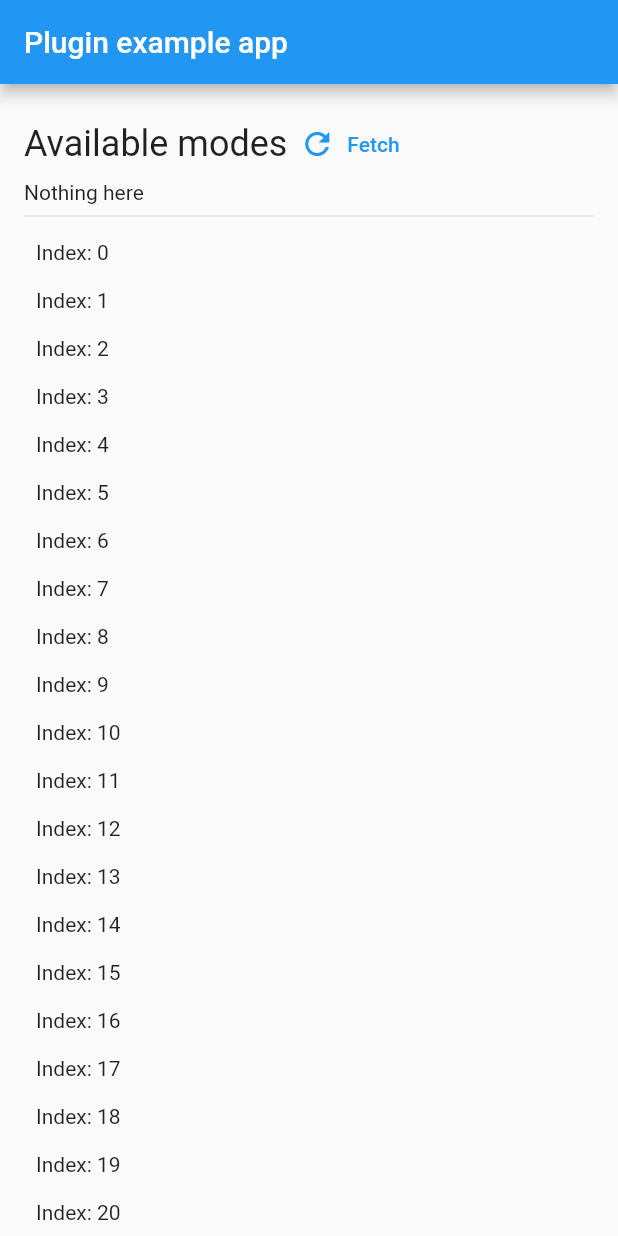
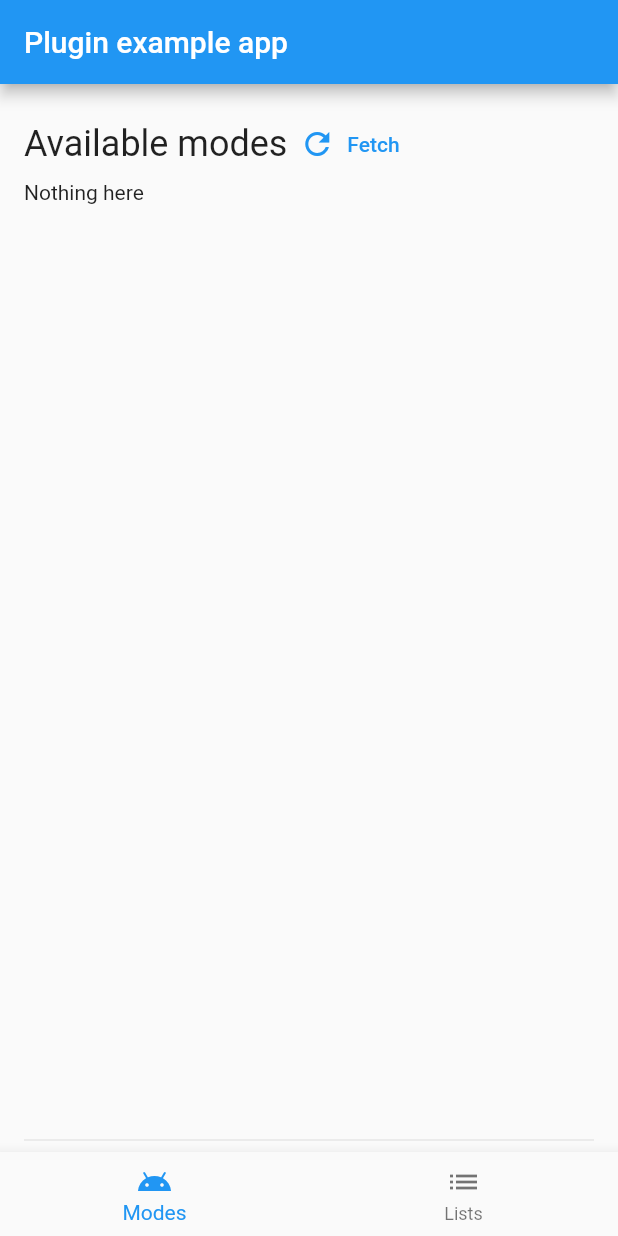
Before and after one commit to ajinasokan/flutter_displaymode, a Flutter app: the screen it shows after launch, on a phone screen of 412 x 824 dp. Run offline on Flutter 3.47's test engine with Material 2 defaults, Android fonts, the phone set to English and light mode, and no system bars.

Commit message:
refactor: Split out modes and lists in example

```diff
--- a/example/lib/main.dart
+++ b/example/lib/main.dart
@@ -1,4 +1,5 @@
 import 'package:flutter/material.dart';
+import 'package:flutter/scheduler.dart';
 import 'package:flutter/services.dart';
 import 'package:flutter_displaymode/flutter_displaymode.dart';
 
@@ -13,6 +14,20 @@ class _MyAppState extends State<MyApp> {
   List<DisplayMode> modes = <DisplayMode>[];
   DisplayMode? active;
   DisplayMode? preferred;
+
+  final ValueNotifier<int> page = ValueNotifier<int>(0);
+  late final PageController controller = PageController()
+    ..addListener(() {
+      page.value = controller.page!.round();
+    });
+
+  @override
+  void initState() {
+    super.initState();
+    SchedulerBinding.instance!.addPostFrameCallback((_) {
+      fetchAll();
+    });
+  }
 
   Future<void> fetchAll() async {
     try {
@@ -52,11 +67,14 @@ class _MyAppState extends State<MyApp> {
         appBar: AppBar(title: const Text('Plugin example app')),
         body: Padding(
           padding: const EdgeInsets.only(top: 16, left: 16, right: 16),
-          child: Column(
+          child: PageView(
+            controller: controller,
+            children: <Widget>[
+              Column(
                 crossAxisAlignment: CrossAxisAlignment.start,
                 children: <Widget>[
                   Row(
-                children: [
+                    children: <Widget>[
                       Text(
                         'Available modes',
                         style: Theme.of(context).textTheme.headline5,
@@ -71,16 +89,22 @@ class _MyAppState extends State<MyApp> {
                     ],
                   ),
                   if (modes.isEmpty) const Text('Nothing here'),
-              for (DisplayMode mode in modes)
-                Row(
-                  children: [
+                  Expanded(
+                    child: ListView.builder(
+                      itemCount: modes.length,
+                      itemBuilder: (_, int i) {
+                        final DisplayMode mode = modes[i];
+                        return Row(
+                          children: <Widget>[
                             Radio<DisplayMode>(
                               value: mode,
                               groupValue: preferred,
                               onChanged: (DisplayMode? newMode) async {
-                        await FlutterDisplayMode.setPreferredMode(newMode!);
+                                await FlutterDisplayMode.setPreferredMode(
+                                    newMode!);
                                 await Future<dynamic>.delayed(
-                            const Duration(milliseconds: 100));
+                                  const Duration(milliseconds: 100),
+                                );
                                 await fetchAll();
                                 setState(() {});
                               },
@@ -91,7 +115,11 @@ class _MyAppState extends State<MyApp> {
                               Text(mode.toString()),
                             if (mode == active) const Text(' [ACTIVE]'),
                           ],
+                        );
+                      },
                     ),
+                  ),
+                  if (modes.isNotEmpty) const Divider(),
                   if (modes.isNotEmpty)
                     Row(
                       children: <Widget>[
@@ -99,7 +127,8 @@ class _MyAppState extends State<MyApp> {
                           onPressed: () async {
                             await FlutterDisplayMode.setHighRefreshRate();
                             await Future<dynamic>.delayed(
-                            const Duration(milliseconds: 100));
+                              const Duration(milliseconds: 100),
+                            );
                             await fetchAll();
                             setState(() {});
                           },
@@ -110,7 +139,8 @@ class _MyAppState extends State<MyApp> {
                           onPressed: () async {
                             await FlutterDisplayMode.setLowRefreshRate();
                             await Future<dynamic>.delayed(
-                            const Duration(milliseconds: 100));
+                              const Duration(milliseconds: 100),
+                            );
                             await fetchAll();
                             setState(() {});
                           },
@@ -119,8 +149,9 @@ class _MyAppState extends State<MyApp> {
                       ],
                     ),
                   const Divider(),
-              Expanded(
-                child: ListView.builder(
+                ],
+              ),
+              ListView.builder(
                 itemBuilder: (BuildContext _, int i) {
                   return Padding(
                     padding: const EdgeInsets.all(8.0),
@@ -128,15 +159,30 @@ class _MyAppState extends State<MyApp> {
                   );
                 },
               ),
-              ),
             ],
           ),
         ),
-        // floatingActionButton: const FloatingActionButton(
-        //   tooltip: 'Set default mode',
-        //   onPressed: FlutterDisplayMode.setDeviceDefault,
-        //   child: Icon(Icons.build),
-        // ),
+        bottomNavigationBar: ValueListenableBuilder<int>(
+          valueListenable: page,
+          builder: (_, int page, __) => BottomNavigationBar(
+            currentIndex: page,
+            items: const <BottomNavigationBarItem>[
+              BottomNavigationBarItem(
+                icon: Icon(Icons.android),
+                label: 'Modes',
+              ),
+              BottomNavigationBarItem(
+                icon: Icon(Icons.list),
+                label: 'Lists',
+              ),
+            ],
+            onTap: (int i) => controller.animateToPage(
+              i,
+              duration: kTabScrollDuration,
+              curve: Curves.easeOutQuart,
+            ),
+          ),
+        ),
       ),
     );
   }
```
Lines whose indentation alone changed are shown as unchanged.
